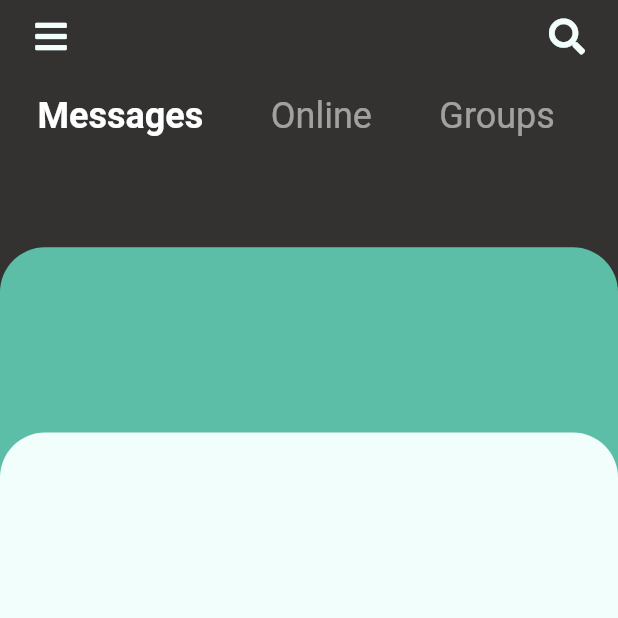
After one commit to marcossevilla/ui-challenges, a Flutter app: the _HomeScreen screen opened directly, on a phone screen of 412 x 824 dp, the top half of it. The commit adds this screen. Run offline on Flutter 3.47's test engine with Material 2 defaults, Android fonts, the phone set to English and light mode, and no system bars; our stand-ins replace animate_do, flutter_lorem, flutter_svg, flutter_swiper, font_awesome_flutter.

Commit message:
WhatsAppRedo - Base design of home screen

```diff
--- a/lib/main.dart
+++ b/lib/main.dart
@@ -2,9 +2,7 @@ import 'package:flutter/material.dart';
 
 import 'src/apps.dart';
 
-void main() {
-  runApp(MyApp());
-}
+void main() => runApp(MyApp());
 
 class MyApp extends StatelessWidget {
   @override
@@ -24,6 +22,7 @@ class _Home extends StatelessWidget {
     "Food App": FoodApp(),
     "Charity App": CharityApp(),
     "Fitness App": FitnessApp(),
+    "WhatsApp Redo": WhatsAppRedo(),
   };
 
   @override
--- a/lib/src/apps.dart
+++ b/lib/src/apps.dart
@@ -1,3 +1,4 @@
 export 'food_app/pages/splash.dart';
 export 'charity_app/pages/explore.dart';
 export 'fitness_app/screens/daily_pick_screen.dart';
+export 'whatsapp_redo/screens/home.dart';
--- /dev/null
+++ b/lib/src/whatsapp_redo/colors.dart
@@ -0,0 +1,5 @@
+import 'package:flutter/painting.dart';
+
+const Color kdarkGrey = Color.fromRGBO(51, 50, 48, 1.0);
+const Color kShinyGreen = Color.fromRGBO(93, 190, 168, 1.0);
+const Color kGreenyWhite = Color.fromRGBO(242, 254, 252, 1.0);
--- /dev/null
+++ b/lib/src/whatsapp_redo/screens/chat.dart
@@ -0,0 +1,10 @@
+import 'package:flutter/material.dart';
+
+import '../colors.dart';
+
+class ChatScreen extends StatelessWidget {
+  @override
+  Widget build(BuildContext context) {
+    return Container(color: kGreenyWhite);
+  }
+}
--- /dev/null
+++ b/lib/src/whatsapp_redo/screens/home.dart
@@ -0,0 +1,159 @@
+import 'package:flutter/material.dart';
+
+import 'package:animate_do/animate_do.dart';
+import 'package:font_awesome_flutter/font_awesome_flutter.dart';
+
+import '../colors.dart';
+
+class WhatsAppRedo extends StatelessWidget {
+  @override
+  Widget build(BuildContext context) {
+    return _HomeScreen();
+  }
+}
+
+class _HomeScreen extends StatelessWidget {
+  const _HomeScreen({Key key}) : super(key: key);
+
+  @override
+  Widget build(BuildContext context) {
+    return Scaffold(
+      drawer: Drawer(),
+      body: Stack(
+        children: [
+          Container(
+            color: kdarkGrey,
+            width: MediaQuery.of(context).size.width,
+            height: MediaQuery.of(context).size.height,
+            child: _Header(),
+          ),
+          DraggableScrollableSheet(
+            initialChildSize: 0.8,
+            minChildSize: 0.8,
+            maxChildSize: 0.8,
+            builder: (context, ScrollController scrollController) {
+              return SlideInUp(
+                child: _Sheet(
+                  color: kShinyGreen,
+                  controller: scrollController,
+                ),
+              );
+            },
+          ),
+          DraggableScrollableSheet(
+            initialChildSize: 0.65,
+            minChildSize: 0.65,
+            maxChildSize: 0.8,
+            builder: (context, ScrollController scrollController) {
+              return SlideInUp(
+                child: _Sheet(
+                  color: kGreenyWhite,
+                  controller: scrollController,
+                ),
+              );
+            },
+          ),
+        ],
+      ),
+    );
+  }
+}
+
+class _Header extends StatelessWidget {
+  const _Header({Key key}) : super(key: key);
+
+  @override
+  Widget build(BuildContext context) {
+    return SafeArea(
+      child: Container(
+        width: double.infinity,
+        alignment: Alignment.topLeft,
+        height: MediaQuery.of(context).size.height * 0.05,
+        child: Column(
+          children: [
+            Padding(
+              padding: const EdgeInsets.symmetric(horizontal: 10.0),
+              child: Row(
+                mainAxisAlignment: MainAxisAlignment.spaceBetween,
+                children: [
+                  IconButton(
+                    icon: Icon(FontAwesomeIcons.bars, color: kGreenyWhite),
+                    onPressed: () => Scaffold.of(context).openDrawer(),
+                  ),
+                  IconButton(
+                    icon: Icon(FontAwesomeIcons.search, color: kGreenyWhite),
+                    onPressed: () {},
+                  ),
+                ],
+              ),
+            ),
+            Container(
+              height: 70,
+              width: double.infinity,
+              child: ListView(
+                shrinkWrap: true,
+                scrollDirection: Axis.horizontal,
+                children: [
+                  _Tab(label: 'Messages', isSelected: true),
+                  _Tab(label: 'Online'),
+                  _Tab(label: 'Groups'),
+                ],
+              ),
+            ),
+          ],
+        ),
+      ),
+    );
+  }
+}
+
+class _Tab extends StatelessWidget {
+  const _Tab({
+    Key key,
+    @required this.label,
+    this.isSelected = false,
+  }) : super(key: key);
+
+  final bool isSelected;
+  final String label;
+
+  @override
+  Widget build(BuildContext context) {
+    return Padding(
+      padding: const EdgeInsets.only(left: 25.0, top: 15.0, right: 20.0),
+      child: Text(
+        this.label,
+        style: Theme.of(context).textTheme.headline5.copyWith(
+              color: this.isSelected ? Colors.white : Colors.white54,
+              fontWeight: this.isSelected ? FontWeight.w600 : FontWeight.normal,
+            ),
+      ),
+    );
+  }
+}
+
+class _Sheet extends StatelessWidget {
+  const _Sheet({
+    Key key,
+    this.color,
+    this.controller,
+  }) : super(key: key);
+
+  final Color color;
+  final ScrollController controller;
+
+  @override
+  Widget build(BuildContext context) {
+    return Container(
+      decoration: BoxDecoration(
+        borderRadius: BorderRadius.only(
+          topLeft: Radius.circular(30.0),
+          topRight: Radius.circular(30.0),
+        ),
+        color: this.color,
+      ),
+      width: MediaQuery.of(context).size.width * 0.9,
+      padding: const EdgeInsets.symmetric(horizontal: 20.0),
+    );
+  }
+}
```
